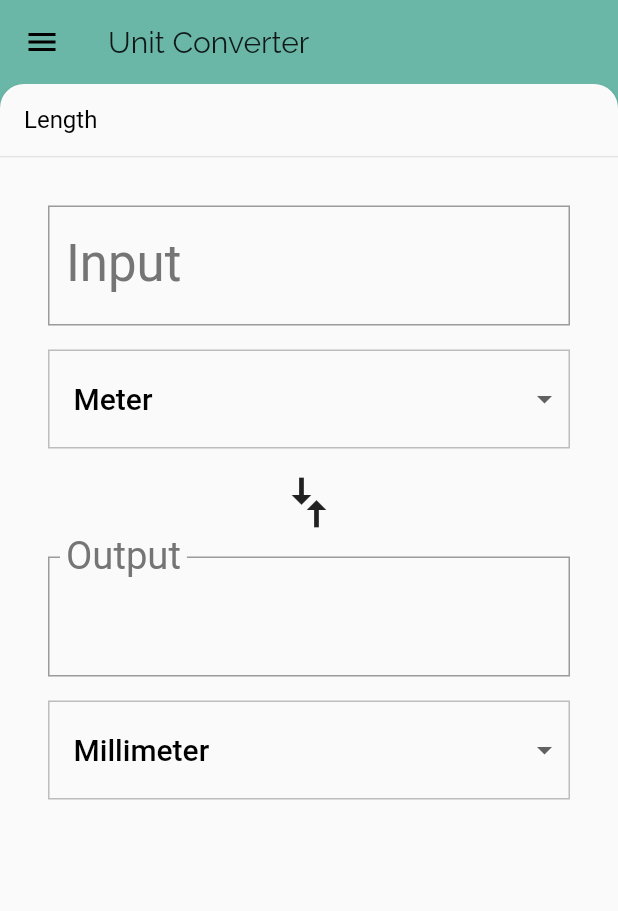
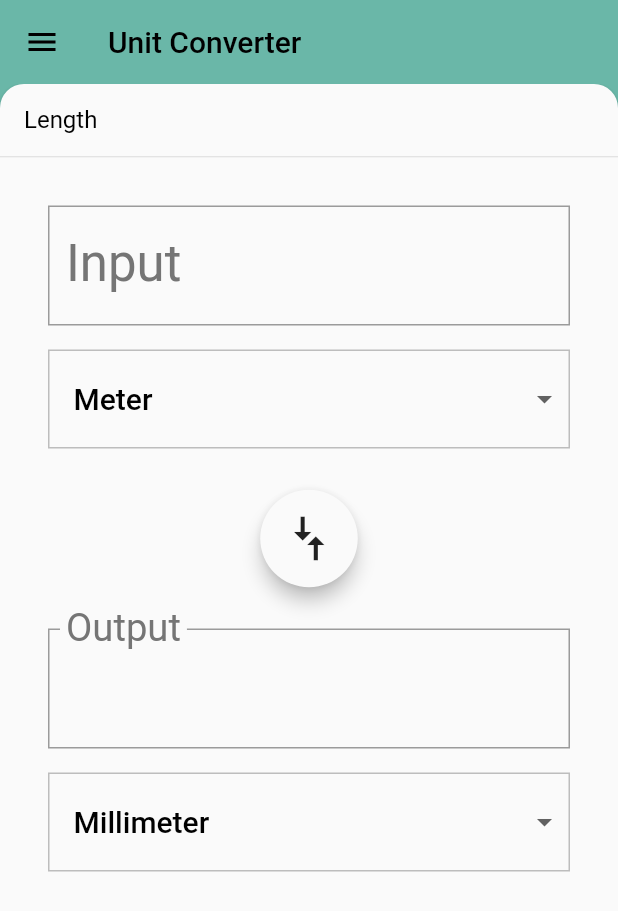
Before and after one commit to venkatesh2000/Unit-Converter, a Flutter app: the screen it shows after launch, on a phone screen of 412 x 824 dp. Shown: the top 911 px of the screen. Run offline on Flutter 3.47's test engine with Material 2 defaults, Android fonts, the phone set to English and light mode, and no system bars; network calls fail.

Commit message:
App's donegit add .

```diff
--- a/lib/category_route.dart
+++ b/lib/category_route.dart
@@ -158,10 +158,10 @@ class _CategoryRouteState extends State<CategoryRoute> {
         childAspectRatio: 3.0,
         children: _categories.map((Category _category) {
           return CategoryTile(
-            onTap:
-                (_category.name == apiCategory['name'] && _category.units.isEmpty)
-                    ? null
-                    : _onCategoryTap,
+            onTap: (_category.name == apiCategory['name'] &&
+                    _category.units.isEmpty)
+                ? null
+                : _onCategoryTap,
             category: _category,
           );
         }).toList(),
@@ -198,8 +198,14 @@ class _CategoryRouteState extends State<CategoryRoute> {
       frontPanel: _currentCategory == null
           ? ConvertUnit(category: _defaultCategory)
           : ConvertUnit(category: _currentCategory),
-      backTitle: Text('Select a Category'),
-      frontTitle: Text('Unit Converter'),
+      backTitle: Text(
+        'Select a Category',
+        style: Theme.of(context).textTheme.headline6,
+      ),
+      frontTitle: Text(
+        'Unit Converter',
+        style: Theme.of(context).textTheme.headline6,
+      ),
     );
   }
 }
--- a/lib/convert_unit.dart
+++ b/lib/convert_unit.dart
@@ -131,7 +131,7 @@ class _ConvertUnitState extends State<ConvertUnit> {
     } else {
       setState(() {
         _output =
-            _formatOutput((_input * _toUnit.conversion) / _fromUnit.conversion);
+            _formatOutput(_input * (_toUnit.conversion / _fromUnit.conversion));
       });
     }
   }
@@ -171,12 +171,21 @@ class _ConvertUnitState extends State<ConvertUnit> {
                 value: _currentUnit,
                 items: _units,
                 onChanged: _onChanged,
-              style: Theme.of(context).textTheme.headline6,
-            ),
+                style: Theme.of(context).textTheme.headline6),
           ),
         ),
       ),
     );
+  }
+
+  void swapUnits() {
+    var temp = _fromUnit;
+    setState(() {
+      _fromUnit = _toUnit;
+      _toUnit = temp;
+    });
+
+    _computeOutput();
   }
 
   @override
@@ -201,7 +210,7 @@ class _ConvertUnitState extends State<ConvertUnit> {
                 color: Colors.white,
               ),
               Text(
-                "Oh no! We can't seem to connect right now!",
+                "Oh no! We are unable to connect right now!",
                 textAlign: TextAlign.center,
                 style: Theme.of(context).textTheme.headline5.copyWith(
                       color: Colors.white,
@@ -220,7 +229,10 @@ class _ConvertUnitState extends State<ConvertUnit> {
         children: [
           TextField(
             key: _inputKey,
-            style: Theme.of(context).textTheme.headline4,
+            style: Theme.of(context)
+                .textTheme
+                .headline4
+                .copyWith(color: Colors.black),
             decoration: InputDecoration(
               labelStyle: Theme.of(context).textTheme.headline4,
               labelText: 'Input',
@@ -239,11 +251,17 @@ class _ConvertUnitState extends State<ConvertUnit> {
 
     final arrows = RotatedBox(
         quarterTurns: 1,
+        child: RawMaterialButton(
+          onPressed: swapUnits,
+          elevation: 5.0,
+          fillColor: Colors.grey[50],
           child: Icon(
             Icons.compare_arrows,
-        size: 40.0,
+            size: 35.0,
           ),
-    );
+          padding: EdgeInsets.all(15.0),
+          shape: CircleBorder(),
+        ));
 
     final output = Padding(
       padding: _padding,
@@ -260,7 +278,10 @@ class _ConvertUnitState extends State<ConvertUnit> {
             ),
             child: Text(
               _output,
-              style: Theme.of(context).textTheme.headline4,
+              style: Theme.of(context)
+                  .textTheme
+                  .headline4
+                  .copyWith(color: Colors.black),
             ),
           ),
           _buildDropDown(_toUnit.name, _updateToUnit),
--- a/lib/main.dart
+++ b/lib/main.dart
@@ -13,6 +13,7 @@ class UnitConverter extends StatelessWidget {
     return MaterialApp(
       debugShowCheckedModeBanner: false,
       title: 'Unit Converter',
+      color: Colors.black,
       theme: ThemeData(
         fontFamily: 'Raleway',
         textTheme: Theme.of(context).textTheme.apply(
@@ -20,7 +21,7 @@ class UnitConverter extends StatelessWidget {
               displayColor: Colors.grey[600],
             ),
         primaryColor: Colors.grey[500],
-        primaryColorDark: Colors.green[500],
+        textSelectionHandleColor: Colors.green[500],
       ),
       home: CategoryRoute(),
     );
```
Also changed, not shown: 2 other files. Lines whose indentation alone changed are shown as unchanged.
